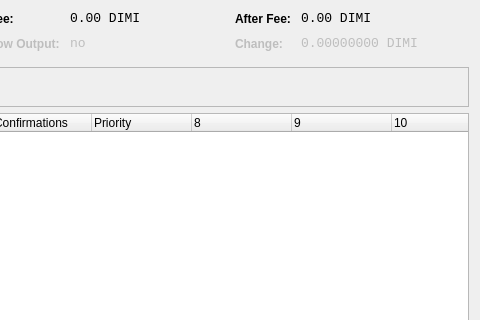
First picture: the form in src/qt/forms/coincontroldialog.ui, repository krewshul/Dimicoin, before the edit; both pictures show x 520 to 1000 and y 0 to 320 of the 1000 by 500 pixel window.
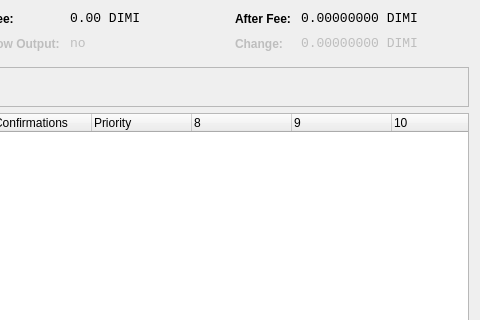
Second picture: the form after the edit. Custom widgets are drawn as their Qt base class.

The edit to the form file:
```diff
--- a/src/qt/forms/coincontroldialog.ui
+++ b/src/qt/forms/coincontroldialog.ui
@@ -307,7 +307,7 @@
           <enum>Qt::ActionsContextMenu</enum>
          </property>
          <property name="text">
-          <string notr="true">0.00 DIMI</string>
+          <string notr="true">0.00000000 DIMI</string>
          </property>
          <property name="textInteractionFlags">
           <set>Qt::LinksAccessibleByMouse|Qt::TextSelectableByKeyboard|Qt::TextSelectableByMouse</set>
```
